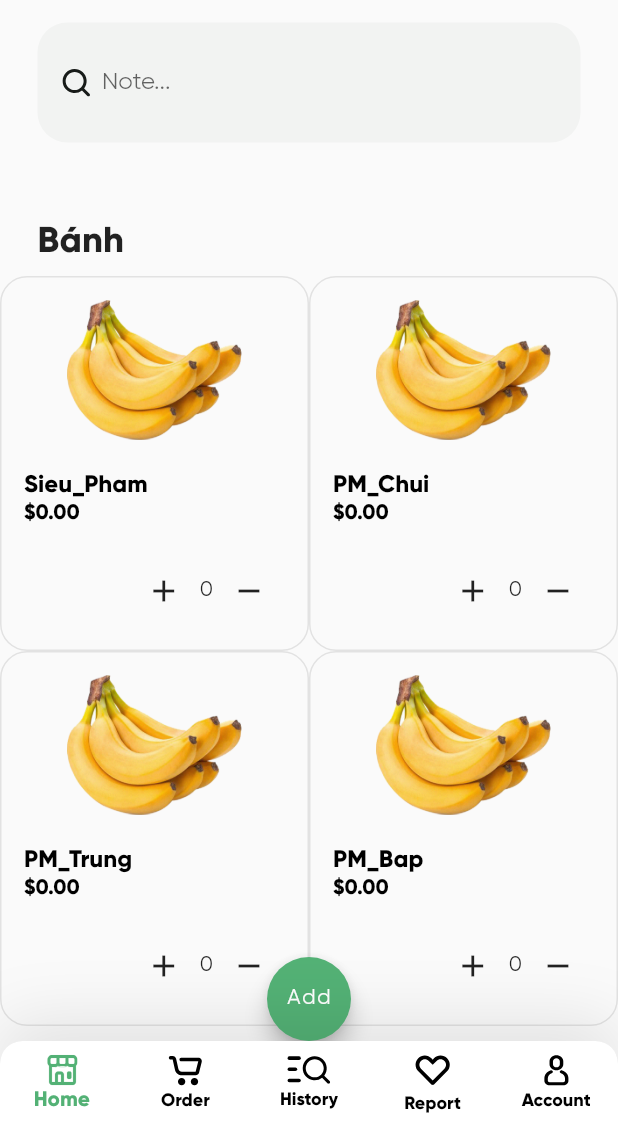
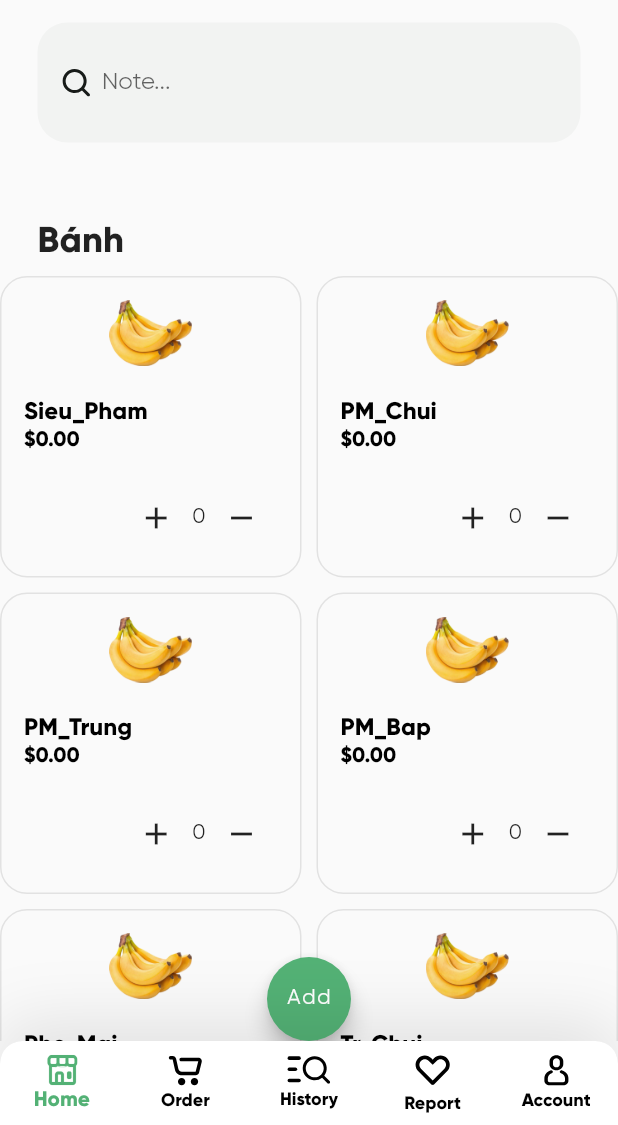
Before and after one commit to Man-Minh-PG/order_manager_android, a Flutter app: the screen it shows after launch, on a phone screen of 412 x 824 dp, the part 111-1236 px from its top. Run offline on Flutter 3.47's test engine with Material 2 defaults, Android fonts, the phone set to English and light mode, and no system bars; our stand-ins replace flutter_svg, sqflite; accounts and stored records are empty.

Commit message:
Fix reponsive screen home - screen edit

```diff
--- a/lib/screens/home/home_screen.dart
+++ b/lib/screens/home/home_screen.dart
@@ -112,33 +112,52 @@ class _HomeScreenState extends State<HomeScreen> {
   Widget getHorizontalItemSlider(List<GroceryItem> items) {
     return Container(
       margin: EdgeInsets.symmetric(vertical: 10),
-      height: 500, // Set an appropriate height for your container
-      child: SingleChildScrollView(
-        child: Column(
-          children: List.generate((items.length / 2).ceil(), (rowIndex) {
-            int startIndex = rowIndex * 2;
-            int endIndex = (rowIndex + 1) * 2;
-            if (endIndex > items.length) {
-              endIndex = items.length;
-            }
+      // height: 500, // Set an appropriate height for your container
+      child: GridView.builder(
+        gridDelegate: SliverGridDelegateWithFixedCrossAxisCount(
+          crossAxisCount: 2,
+          crossAxisSpacing: 10,
+          mainAxisSpacing: 10,
+        ),
+        itemCount: items.length,
+        shrinkWrap: true,
+        physics: NeverScrollableScrollPhysics(),
+        itemBuilder: (BuildContext context, int index) {
+          return GestureDetector(
+            onTap: () => onItemClicked(context, items[index]),
+            child: GroceryItemCardWidget(
+              item: items[index],
+              heroSuffix: "home_screen",
+            ),
+          );
+        },
+      ),
+      // child: SingleChildScrollView(
+      //   child: Column(
+      //     children: List.generate((items.length / 2).ceil(), (rowIndex) {
+      //       int startIndex = rowIndex * 2;
+      //       int endIndex = (rowIndex + 1) * 2;
+      //       if (endIndex > items.length) {
+      //         endIndex = items.length;
+      //       }
 
-            List<GroceryItem> rowItems = items.sublist(startIndex, endIndex);
+      //       List<GroceryItem> rowItems = items.sublist(startIndex, endIndex);
 
-            return Row(
-              children: rowItems.map((item) {
-                return Expanded(
-                  child: GestureDetector(
-                    child: GroceryItemCardWidget( // call to class - generate info product
-                      item: item,
-                      heroSuffix: "home_screen",
-                    ),
-                  ),
-                );
-              }).toList(),
-            );
-          }),
-        ),
-      ),
+      //       return Row(
+      //         children: rowItems.map((item) {
+      //           return Expanded(
+      //             child: GestureDetector(
+      //               child: GroceryItemCardWidget( // call to class - generate info product
+      //                 item: item,
+      //                 heroSuffix: "home_screen",
+      //               ),
+      //             ),
+      //           );
+      //         }).toList(),
+      //       );
+      //     }),
+      //   ),
+      // ),
     );
   }
 
```
Also changed, not shown: lib/screens/cart/edit_order_screen.dart (+44 -25 lines).
